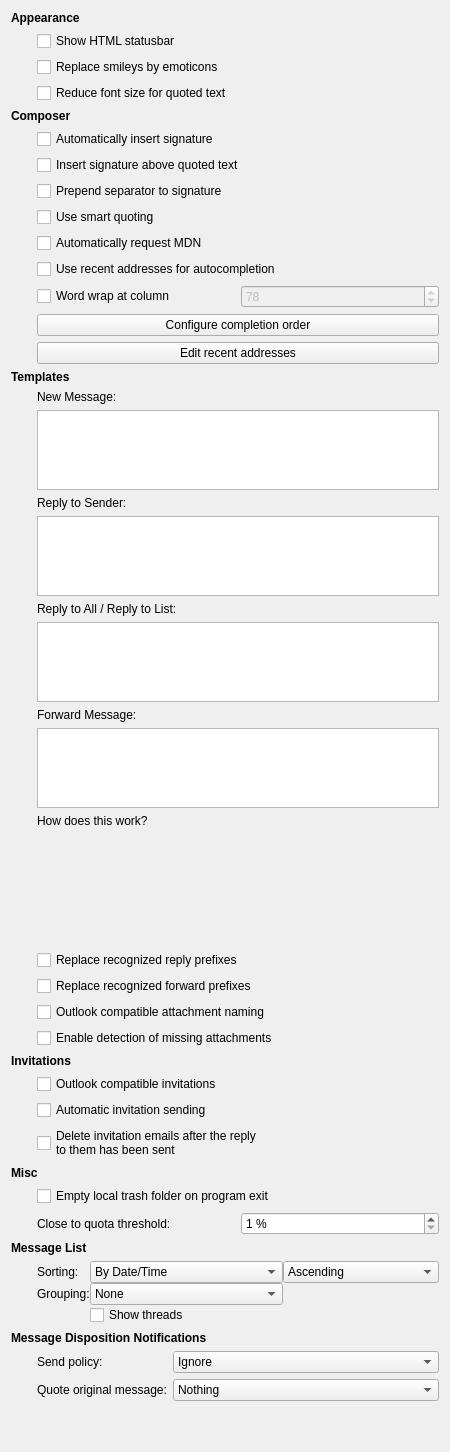
Qt form mobile/mail/configwidget.ui (KDE/kdepim) before a commit.
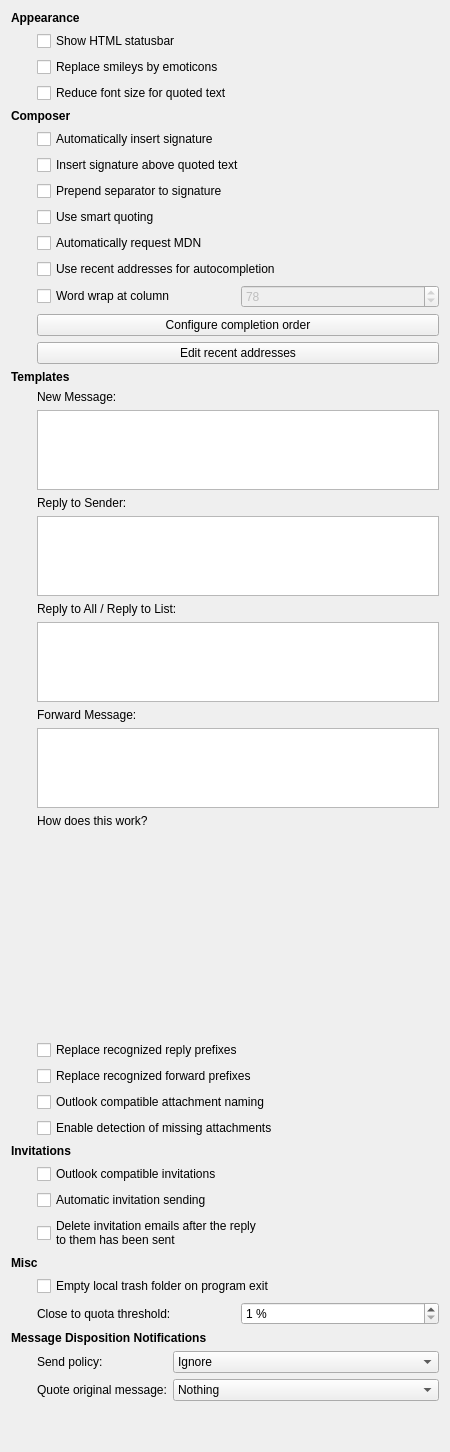
The same form after that commit. Custom widgets are drawn as their Qt base class.

Commit message: kmail-mobile: remove headerlist config options

```diff
--- a/mobile/mail/configwidget.ui
+++ b/mobile/mail/configwidget.ui
@@ -514,146 +514,6 @@
      </item>
     </layout>
    </item>
-   <item>
-    <layout class="QGridLayout" name="gridLayout_7" columnstretch="0,1">
-     <item row="0" column="0" colspan="2">
-      <widget class="QLabel" name="label_13">
-       <property name="font">
-        <font>
-         <weight>75</weight>
-         <bold>true</bold>
-        </font>
-       </property>
-       <property name="text">
-        <string>Message List</string>
-       </property>
-      </widget>
-     </item>
-     <item row="1" column="0">
-      <spacer name="horizontalSpacer_6">
-       <property name="orientation">
-        <enum>Qt::Horizontal</enum>
-       </property>
-       <property name="sizeType">
-        <enum>QSizePolicy::Fixed</enum>
-       </property>
-       <property name="sizeHint" stdset="0">
-        <size>
-         <width>20</width>
-         <height>20</height>
-        </size>
-       </property>
-      </spacer>
-     </item>
-     <item row="1" column="1">
-      <widget class="QWidget" name="widget" native="true">
-       <property name="enabled">
-        <bool>true</bool>
-       </property>
-       <layout class="QVBoxLayout" name="verticalLayout_6">
-        <property name="spacing">
-         <number>0</number>
-        </property>
-        <property name="margin">
-         <number>0</number>
-        </property>
-        <item>
-         <layout class="QGridLayout" name="gridLayout_6" columnstretch="0,1,1">
-          <item row="0" column="1">
-           <widget class="QComboBox" name="kcfg_MessageListSortingOption">
-            <item>
-             <property name="text">
-              <string>By Date/Time</string>
-             </property>
-            </item>
-            <item>
-             <property name="text">
-              <string>By Most Recent in Discussion</string>
-             </property>
-            </item>
-            <item>
-             <property name="text">
-              <string>By Smart Sender/Receiver</string>
-             </property>
-            </item>
-            <item>
-             <property name="text">
-              <string>By Subject</string>
-             </property>
-            </item>
-            <item>
-             <property name="text">
-              <string>By Size</string>
-             </property>
-            </item>
-            <item>
-             <property name="text">
-              <string>By Action Item Status</string>
-             </property>
-            </item>
-           </widget>
-          </item>
-          <item row="0" column="2">
-           <widget class="QComboBox" name="kcfg_MessageListSortingOrder">
-            <item>
-             <property name="text">
-              <string>Ascending</string>
-             </property>
-            </item>
-            <item>
-             <property name="text">
-              <string>Descending</string>
-             </property>
-            </item>
-           </widget>
-          </item>
-          <item row="1" column="0">
-           <widget class="QLabel" name="label_12">
-            <property name="text">
-             <string>Grouping:</string>
-            </property>
-           </widget>
-          </item>
-          <item row="1" column="1">
-           <widget class="QComboBox" name="kcfg_MessageListGroupingOption">
-            <item>
-             <property name="text">
-              <string>None</string>
-             </property>
-            </item>
-            <item>
-             <property name="text">
-              <string>By Starting Date of Discussion</string>
-             </property>
-            </item>
-            <item>
-             <property name="text">
-              <string>By Smart Sender/Receiver</string>
-             </property>
-            </item>
-           </widget>
-          </item>
-          <item row="0" column="0">
-           <widget class="QLabel" name="label_11">
-            <property name="text">
-             <string>Sorting:</string>
-            </property>
-           </widget>
-          </item>
-          <item row="2" column="1">
-           <widget class="QCheckBox" name="kcfg_MessageListUseThreading">
-            <property name="text">
-             <string>Show threads</string>
-            </property>
-           </widget>
-          </item>
-         </layout>
-        </item>
-       </layout>
-      </widget>
-     </item>
-    </layout>
-   </item>
    <item>
     <layout class="QGridLayout" name="gridLayout_8" columnstretch="0,0,1">
      <item row="0" column="0" colspan="3">
```
The commit also changes 1 other file.
